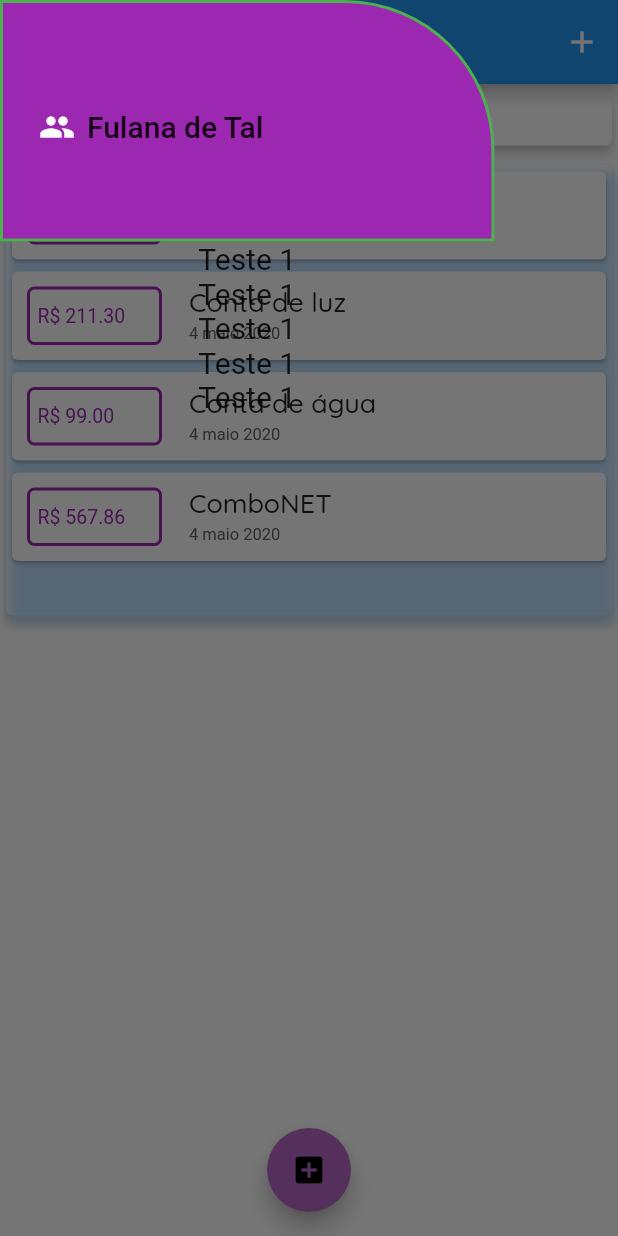
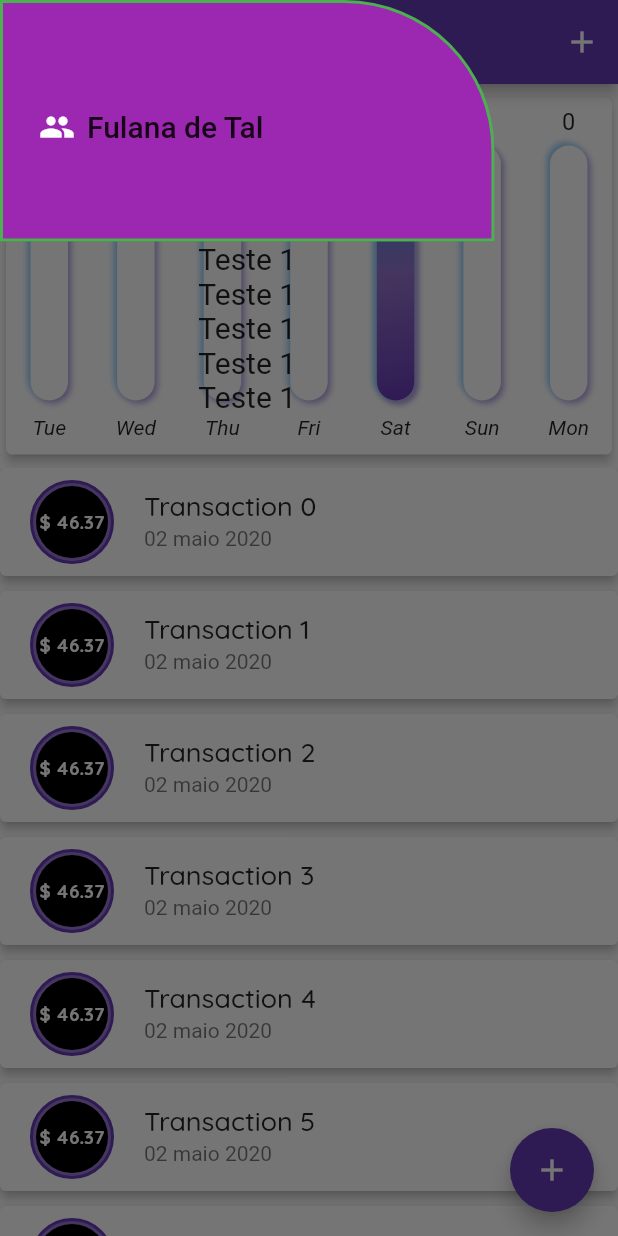
Before and after one commit to waltervsj/flutter-expenses, a Flutter app: the screen it shows after launch, with the side drawer open, on a phone screen of 412 x 824 dp. Run offline on Flutter 3.47's test engine with Material 2 defaults, Android fonts, the phone set to English and light mode, and no system bars.

Commit message:
Improvments on design and implemented chart

```diff
--- a/lib/components/grafic.dart
+++ b/lib/components/grafic.dart
@@ -1,8 +1,49 @@
 import 'package:flutter/material.dart';
+import 'package:intl/intl.dart';
+import '../model/transaction.dart';
+import 'graficBar.dart';
 
 class Grafic extends StatelessWidget {
+  final List<Transaction> recentTransactions;
+
+  Grafic(this.recentTransactions);
+
+  double get _weekSum {
+    var value = 0.0;
+    for (Transaction transaction in recentTransactions) {
+      value += transaction.value;
+    }
+    return value;
+  }
+
+  List<Map<String, Object>> get groupedTransactions {
+    final today = DateTime.now();
+    return List.generate(7, (index) {
+      final weekDay = today.subtract(
+        Duration(days: index),
+      );
+
+      var totalDaySum = 0.0;
+      for (var i = 0; i < recentTransactions.length; i++) {
+        bool sameDay = recentTransactions[i].date.day == weekDay.day;
+        bool sameMonth = recentTransactions[i].date.month == weekDay.month;
+        bool sameYear = recentTransactions[i].date.year == weekDay.year;
+
+        if (sameDay && sameMonth && sameYear)
+          totalDaySum += recentTransactions[i].value;
+      }
+
+      return {
+        'day': DateFormat.E().format(weekDay),
+        'value': totalDaySum.toStringAsFixed(2),
+        'percentage': totalDaySum / _weekSum,
+      };
+    }).reversed.toList();
+  }
+
   @override
   Widget build(BuildContext context) {
+    _weekSum;
     return Container(
       margin: EdgeInsets.only(
         top: 5,
@@ -11,12 +52,13 @@ class Grafic extends StatelessWidget {
       width: double.infinity,
       child: Card(
         elevation: 3,
-        child: Padding(
-          padding: const EdgeInsets.all(8.0),
-          child: Text(
-            'Gráfico',
-            textAlign: TextAlign.center,
-          ),
+        child: Row(
+          mainAxisAlignment: MainAxisAlignment.spaceAround,
+          children: groupedTransactions.map((transaction) {
+            return Expanded(
+              child: GraficBar(transaction),
+            );
+          }).toList(),
         ),
       ),
     );
--- /dev/null
+++ b/lib/components/graficBar.dart
@@ -0,0 +1,92 @@
+import 'package:flutter/material.dart';
+
+class GraficBar extends StatelessWidget {
+  final Map<String, Object> transactionMap;
+
+  GraficBar(this.transactionMap);
+
+  @override
+  Widget build(BuildContext context) {
+    double percentage = transactionMap['percentage'];
+    var value = double.tryParse(transactionMap['value']);
+    var borderRadius = percentage > 0.90 ? 15.0 : 4.0;
+
+    return Column(
+      children: <Widget>[
+        Container(
+          height: 18,
+          margin: EdgeInsets.all(7),
+          child: FittedBox(
+            child: Text(value.toStringAsFixed(0)),
+          ),
+        ),
+        Expanded(
+          child: Container(
+            decoration: BoxDecoration(
+              color: Colors.white,
+              boxShadow: [
+                BoxShadow(
+                  color: Colors.deepPurple[200],
+                  offset: new Offset(2.0, 2.0),
+                  blurRadius: 3,
+                ),
+                BoxShadow(
+                  color: Colors.blue[200],
+                  offset: new Offset(-2.0, -2.0),
+                  blurRadius: 3,
+                ),
+              ],
+              borderRadius: BorderRadius.circular(15),
+            ),
+            width: 25,
+            alignment: Alignment.bottomCenter,
+            child: Stack(alignment: Alignment.bottomCenter, children: [
+              FractionallySizedBox(
+                heightFactor: transactionMap['percentage'],
+                child: Container(
+
+                  decoration: BoxDecoration(
+                    borderRadius: BorderRadius.only(
+                      bottomLeft: Radius.circular(15),
+                      bottomRight: Radius.circular(15),
+                      topLeft: Radius.circular(borderRadius),
+                      topRight: Radius.circular(borderRadius),
+                    ),
+                    gradient: LinearGradient(
+                      begin: FractionalOffset.topLeft,
+                      end: FractionalOffset.bottomRight,
+                      colors: [
+                        Colors.blue,
+                        Colors.deepPurple[300],
+                        Colors.deepPurple,
+                      ],
+                    ),
+                    boxShadow: [
+                      BoxShadow(
+                        color: Colors.deepPurple[200],
+                        offset: new Offset(2.0, 2.0),
+                        blurRadius: 3.0,
+                      ),
+                      BoxShadow(
+                        color: Colors.blue[200],
+                        offset: new Offset(-1.0, -1.0),
+                        blurRadius: 3.0,
+                      ),
+                    ],
+                  ),
+                ),
+              ),
+            ]),
+          ),
+        ),
+        Container(
+          margin: EdgeInsets.only(top: 10, bottom: 10),
+          child: Text(
+            transactionMap['day'],
+            style: TextStyle(fontStyle: FontStyle.italic),
+          ),
+        ),
+      ],
+    );
+  }
+}
--- a/lib/components/transactionForm.dart
+++ b/lib/components/transactionForm.dart
@@ -1,7 +1,8 @@
 import 'package:flutter/material.dart';
+import 'package:intl/intl.dart';
 
 class TransactionForm extends StatefulWidget {
-  final Future<void> Function(String, double) _newTransaction;
+  final Future<void> Function(String, double, DateTime) _newTransaction;
 
   TransactionForm(this._newTransaction);
 
@@ -10,20 +11,33 @@ class TransactionForm extends StatefulWidget {
 }
 
 class _TransactionFormState extends State<TransactionForm> {
-  final TextEditingController titleController = new TextEditingController();
-
-  final TextEditingController valueController = new TextEditingController();
+  final TextEditingController _titleController = new TextEditingController();
+  final TextEditingController _valueController = new TextEditingController();
+  DateTime _selectedDate = DateTime.now();
 
   Future<void> _submitForm() async {
+    final title = this._titleController.text;
+    final value = double.tryParse(this._valueController.text) ?? 0;
+    final date = _selectedDate;
 
-    final title = this.titleController.text;
-    final value = double.tryParse(this.valueController.text) ?? 0;
-
-    if (title.isEmpty || value <= 0) {
+    if (title.isEmpty || value <= 0 || date == null) {
       return;
     }
 
-    await widget._newTransaction(title, value);
+    await widget._newTransaction(title, value, date);
+  }
+
+  void _showDatePicker() async {
+    _selectedDate = await showDatePicker(
+      context: context,
+      initialDate: DateTime.now(),
+      firstDate: DateTime(2020),
+      lastDate: DateTime.now(),
+    );
+
+    setState(() {
+      _selectedDate = _selectedDate ?? DateTime.now();
+    });
   }
 
   @override
@@ -35,7 +49,7 @@ class _TransactionFormState extends State<TransactionForm> {
         child: Column(
           children: <Widget>[
             TextField(
-              controller: titleController,
+              controller: _titleController,
               onSubmitted: (_) {
                 _submitForm();
               },
@@ -44,8 +58,9 @@ class _TransactionFormState extends State<TransactionForm> {
               ),
             ),
             TextField(
-              controller: valueController,
-              keyboardType: TextInputType.numberWithOptions(decimal: true),
+              controller: _valueController,
+              keyboardType:
+                  TextInputType.numberWithOptions(decimal: true, signed: false),
               onSubmitted: (_) {
                 _submitForm();
               },
@@ -53,17 +68,35 @@ class _TransactionFormState extends State<TransactionForm> {
                 labelText: 'Valor (R\$)',
               ),
             ),
+            Container(
+              height: 70,
+              child: Row(
+                children: <Widget>[
+                  Expanded(
+                    child: Text(_selectedDate == null
+                        ? 'Nenhuma data selecionada'
+                        : DateFormat('dd/MM/y').format(_selectedDate)),
+                  ),
+                  FlatButton(
+                    padding: EdgeInsets.only(right: 10),
+                    onPressed: _showDatePicker,
+                    child: Text('Selecionar data'),
+                    textColor: Theme.of(context).primaryColor,
+                  )
+                ],
+              ),
+            ),
             Row(
               mainAxisAlignment: MainAxisAlignment.end,
               children: <Widget>[
-                FlatButton(
-                  padding: EdgeInsets.all(0),
+                RaisedButton(
+                  color: Theme.of(context).primaryColor,
+                  padding: EdgeInsets.all(8),
                   onPressed: _submitForm,
                   child: Text(
                     'Nova transação',
                     style: TextStyle(
-                      color: Colors.purple,
-                    ),
+                        color: Colors.white, fontWeight: FontWeight.w400),
                   ),
                 ),
               ],
--- a/lib/components/transactionList.dart
+++ b/lib/components/transactionList.dart
@@ -1,4 +1,4 @@
-
+import 'dart:ui';
 import 'package:flutter/material.dart';
 import 'package:intl/intl.dart';
 import '../model/transaction.dart';
@@ -10,71 +10,85 @@ class TransactionList extends StatelessWidget {
 
   @override
   Widget build(BuildContext context) {
-    return Container(
-      height: 300,
-      child: ListView.builder(
-        itemCount: transactions.length,
-        itemBuilder: (ctx, index) {
-          final transaction = transactions[index];
-          return Card(
-            child: Row(
-              mainAxisAlignment: MainAxisAlignment.start,
-              children: <Widget>[
-                Container(
-                  margin: EdgeInsets.symmetric(
-                    horizontal: 10,
-                    vertical: 10,
-                  ),
-                  width: 90,
-                  decoration: BoxDecoration(
-                    border: Border.all(
-                      color: Colors.purple,
-                      width: 2,
-                    ),
-                    borderRadius: BorderRadius.circular(5),
-                  ),
-                  padding: EdgeInsets.fromLTRB(5, 10, 5, 10),
-                  alignment: Alignment.centerLeft,
-                  child: Text(
-                    'R\$ ${transaction.value.toStringAsFixed(2)}',
-                    style: TextStyle(
-                      color: Colors.purple,
-                      fontSize: 13,
-                    ),
-                  ),
-                ),
-                Column(
-                  crossAxisAlignment: CrossAxisAlignment.start,
-                  children: <Widget>[
-                    Padding(
-                      padding: const EdgeInsets.fromLTRB(8, 3, 8, 3),
-                      child: Container(
-                        child: Text(
-                          transaction.title,
-                          style: Theme.of(context).textTheme.title,
-                        ),
+    return transactions.isNotEmpty
+        ? NotificationListener<OverscrollIndicatorNotification>(
+            onNotification: (overscroll) {
+              overscroll.disallowGlow();
+              return;
+            },
+            child: ListView.builder(
+              itemCount: transactions.length,
+              itemBuilder: (context, index) {
+                var transaction = transactions[index];
+                return Card(
+                  elevation: 3,
+                  margin: EdgeInsets.only(bottom: 10),
+                  child: ListTile(
+                    leading: Container(
+                      padding: EdgeInsets.all(2),
+                      decoration: BoxDecoration(
+                        color: Colors.deepPurple[300],
+                        shape: BoxShape.circle,
+                        border: Border.all(color: Colors.deepPurple, width: 2)
                       ),
-                    ),
-                    Padding(
-                      padding: const EdgeInsets.fromLTRB(8, 0, 0, 5),
-                      child: Container(
-                        child: Text(
-                          DateFormat('d MMMM y', 'pt-BR')
-                              .format(transaction.date),
-                          style: TextStyle(
-                            color: Colors.grey[700],
-                            fontSize: 11
+                      child: CircleAvatar(
+                        backgroundColor: Colors.black,
+                        maxRadius: 28,
+                        child: FittedBox(
+                          child: Padding(
+                            padding: EdgeInsets.only(right: 8, left: 8),
+                            child: Text(
+                              '\$ ${transaction.value.toStringAsFixed(2)}',
+                              style: TextStyle(fontWeight: FontWeight.bold, color: Colors.white),
+                            ),
                           ),
                         ),
                       ),
                     ),
+                    title: Text(
+                      transaction.title,
+                      style: Theme.of(context).textTheme.title,
+                    ),
+                    subtitle: Text(DateFormat('dd MMMM y', 'pt-BR')
+                        .format(transaction.date)),
+                  ),
+                );
+              },
+            ),
+          )
+        : Padding(
+            padding: const EdgeInsets.all(15.0),
+            child: Column(
+              children: <Widget>[
+                Row(
+                  mainAxisAlignment: MainAxisAlignment.center,
+                  children: <Widget>[
+                    Text(
+                      'No expenses yet',
+                      style: TextStyle(
+                        fontSize: 20,
+                        fontFamily: 'Quicksand',
+                        fontStyle: FontStyle.italic,
+                      ),
+                    ),
+                    Padding(
+                      padding: const EdgeInsets.only(left: 8.0),
+                      child: Icon(
+                        Icons.sentiment_dissatisfied,
+                      ),
+                    )
                   ],
+                ),
+                Padding(
+                  padding: const EdgeInsets.only(top: 17.5),
+                  child: Container(
+                    height: 200,
+                    child: Image.asset('assets/images/waiting.png',
+                        fit: BoxFit.cover),
+                  ),
                 ),
               ],
             ),
           );
-        },
-      ),
-    );
   }
 }
--- a/lib/main.dart
+++ b/lib/main.dart
@@ -1,4 +1,4 @@
-import 'package:expenses/components/transactionForm.dart';
+import 'components/transactionForm.dart';
 import 'package:flutter/cupertino.dart';
 import 'package:flutter/material.dart';
 import 'package:flutter_localizations/flutter_localizations.dart';
@@ -24,8 +24,8 @@ class ExpensesApp extends StatelessWidget {
       ],
       home: MyHomePage(),
       theme: ThemeData(
-        primarySwatch: Colors.blue,
-        accentColor: Colors.amber,
+        primarySwatch: Colors.deepPurple,
+        accentColor: Colors.deepPurple,
         fontFamily: 'Quicksand',
         canvasColor: Colors.transparent,
         textTheme: ThemeData.light().textTheme.copyWith(
@@ -53,19 +53,24 @@ class MyHomePage extends StatefulWidget {
 }
 
 class _MyHomePageState extends State<MyHomePage> {
-  Future<void> _addTransaction(String titulo, double valor) async {
+  Future<void> _addTransaction(
+    String titulo,
+    double valor,
+    DateTime date, [
+    bool doPop = true,
+  ]) async {
     final transaction = new Transaction(
       id: Transactions.transactionsData.length + 1,
       title: titulo,
       value: valor,
-      date: DateTime.now(),
+      date: date,
     );
 
     setState(() {
       Transactions.transactionsData.add(transaction);
     });
 
-    Navigator.of(context).pop();
+    if (doPop) Navigator.of(context).pop();
   }
 
   _openTransactionFormModal(BuildContext ctx) {
@@ -84,7 +89,7 @@ class _MyHomePageState extends State<MyHomePage> {
       appBar: AppBar(
         centerTitle: true,
         title: Text(
-          'Despesas pessoais',
+          'Personal expenses',
         ),
         actions: <Widget>[
           IconButton(
@@ -96,53 +101,29 @@ class _MyHomePageState extends State<MyHomePage> {
         ],
       ),
       drawer: AppHeader(),
-      body: ListView(
+      body: Column(
         children: [
-          Column(
-            children: <Widget>[
-              Grafic(),
-              Column(
-                children: <Widget>[
-                  Card(
-                    elevation: 3,
-                    child: Container(
-                      decoration: BoxDecoration(
-                        boxShadow: [
-                          BoxShadow(
-                            color: Colors.blue[100],
-                            spreadRadius: 0,
-                            blurRadius: 5,
-                            offset: Offset(2, 5),
+          Flexible(
+            flex: 3,
+            child: Grafic(Transactions.recentTransactions),
           ),
-                        ],
-                      ),
-                      child: RefreshIndicator(
-                        onRefresh: () async {
-                          await _addTransaction(
-                              'Updated ${Transactions.transactionsData.length + 1}',
-                              0);
-                        },
+          Flexible(
+            flex: 6,
             child: TransactionList(
               transactions: Transactions.transactionsData,
             ),
           ),
-                    ),
-                  ),
-                ],
-              )
-            ],
-          )
         ],
       ),
       floatingActionButton: FloatingActionButton(
-        backgroundColor: Colors.purple[300],
-        splashColor: Colors.purple,
-        child: Icon(Icons.add_box),
+        backgroundColor: Colors.deepPurple,
+        splashColor: Colors.deepPurple,
+        child: Icon(Icons.add),
         onPressed: () => {
           _openTransactionFormModal(context),
         },
       ),
-      floatingActionButtonLocation: FloatingActionButtonLocation.centerFloat,
+      floatingActionButtonLocation: FloatingActionButtonLocation.endFloat,
     );
   }
 }
--- a/lib/mock/transactions.dart
+++ b/lib/mock/transactions.dart
@@ -1,30 +1,27 @@
+import 'dart:math';
+
 import '../model/transaction.dart';
 
 class Transactions {
-  static List<Transaction> transactionsData = [
-      Transaction(
-        id: 1,
-        title: 'Tênis de corrida',
-        value: 1310.76,
-        date: DateTime.now(),
+  static List<Transaction> transactionsData = List<Transaction>.generate(
+    Random().nextInt(100),
+    (index) => new Transaction(
+      id: index + 1,
+      title: 'Transaction $index',
+      value: Random().nextDouble() * Random().nextInt(1000),
+      date: DateTime.now().subtract(
+        Duration(
+          days: Random().nextInt(7),
+        ),
       ),
-      Transaction(
-        id: 2,
-        title: 'Conta de luz',
-        value: 211.30,
-        date: DateTime.now(),
-      ),
-      Transaction(
-        id: 3,
-        title: 'Conta de água',
-        value: 99,
-        date: DateTime.now(),
-      ),
-      Transaction(
-        id: 4,
-        title: 'ComboNET',
-        value: 567.86,
-        date: DateTime.now(),
-      ),
-    ];
+    ),
+  ).toList();
+
+  static List<Transaction> get recentTransactions {
+    return transactionsData.where((transaction) {
+      return transaction.date.isAfter(DateTime.now().subtract(
+        Duration(days: 7),
+      ));
+    }).toList();
+  }
 }
```
Also changed, not shown: pubspec.yaml (+12 -12 lines), assets/fonts/Merienda-Bold.ttf (renamed from fonts/Merienda-Bold.ttf), assets/fonts/Merienda-Regular.ttf (renamed from fonts/Merienda-Regular.ttf), assets/fonts/OpenSans-Bold.ttf (renamed from fonts/OpenSans-Bold.ttf), assets/fonts/OpenSans-Regular.ttf (renamed from fonts/OpenSans-Regular.ttf), assets/fonts/Quicksand-Bold.ttf (renamed from fonts/Quicksand-Bold.ttf), assets/fonts/Quicksand-Light.ttf (renamed from fonts/Quicksand-Light.ttf), assets/fonts/Quicksand-Medium.ttf (renamed from fonts/Quicksand-Medium.ttf), assets/fonts/Quicksand-Regular.ttf (renamed from fonts/Quicksand-Regular.ttf), assets/images/delete.png (added), assets/images/waiting.png (added). Lines whose indentation alone changed are shown as unchanged.
